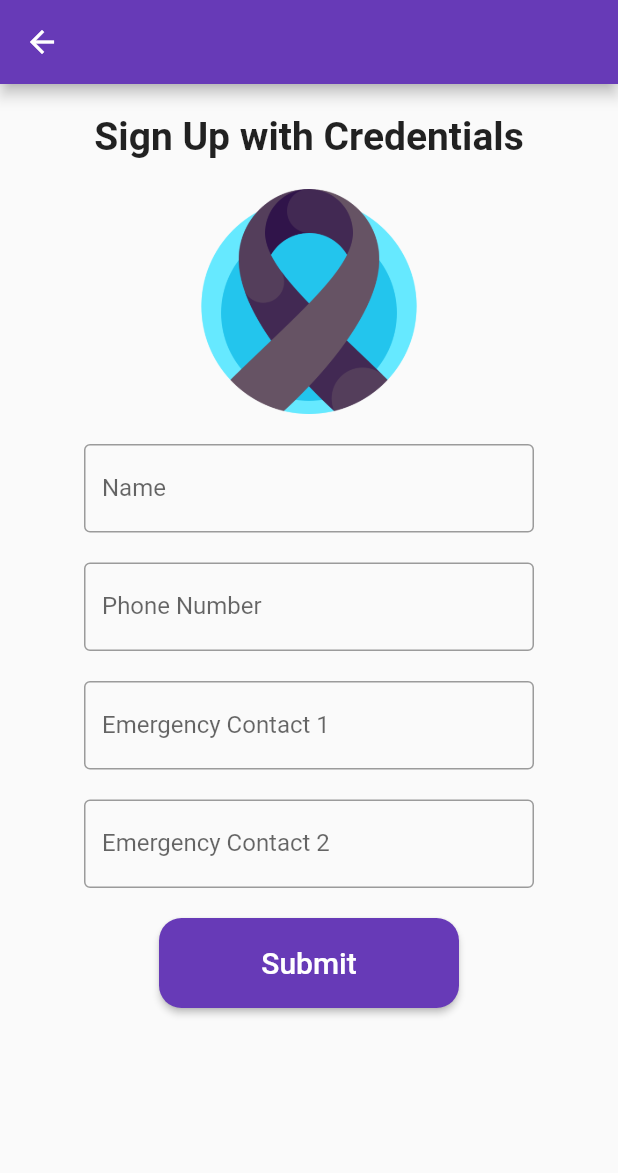
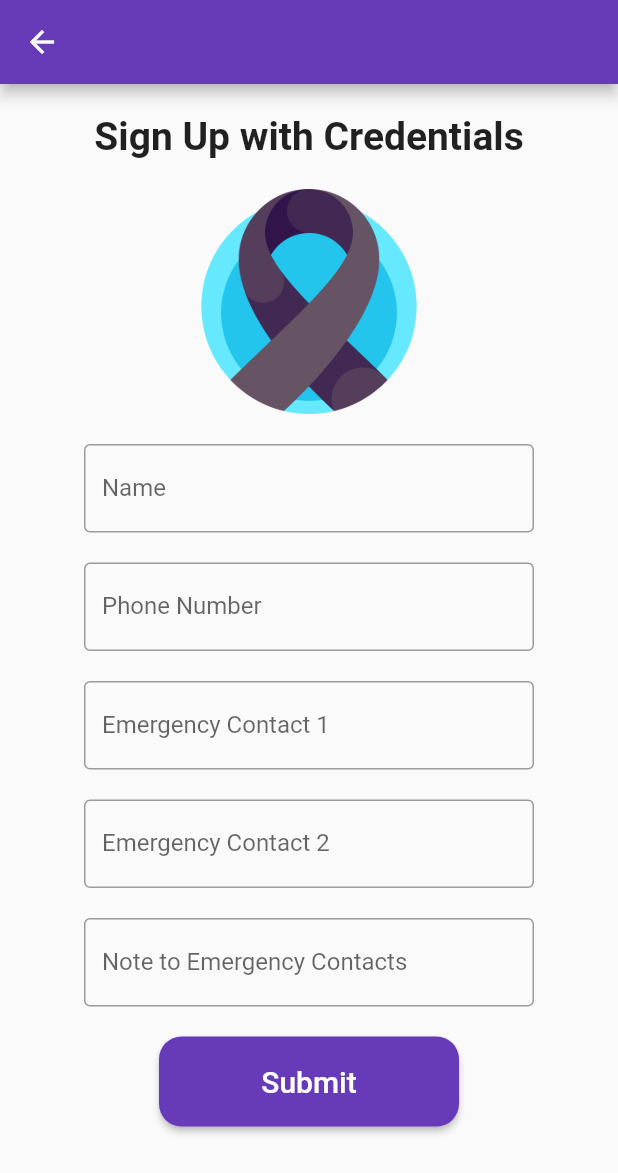
Before and after one commit to Shiro-Koi/HopeLine, a Flutter app: the FullSetup screen opened directly, on a phone screen of 412 x 824 dp. Shown: the top 1173 px of the screen. Run offline on Flutter 3.47's test engine with Material 2 defaults, Android fonts, the light colour scheme and no system bars; our stand-ins replace firebase_core, firebase_database, flutter_map, geolocator, latlong2; accounts and stored records are empty.

Commit message:
added note option at full setup screen

```diff
--- a/lib/full_setup.dart
+++ b/lib/full_setup.dart
@@ -23,6 +23,7 @@
   String phoneNumber = '';
   String emergencyContact1 = '';
   String emergencyContact2 = '';
+  String noteToEmergencyContacts = '';
   final GlobalKey<State> _dialogKey = GlobalKey<State>();
   bool isLoading = false;
 
@@ -54,6 +55,13 @@
     });
   }
 
+  // function to update the note to be sent to the emergency contacts
+  void updateNoteToEmergencyContacts(String newNoteToEmergencyContacts) {
+    setState(() {
+      noteToEmergencyContacts = newNoteToEmergencyContacts;
+    });
+  }
+
   // function to navigate to the initial screen
   void navigateToInitialScreen() {
     Navigator.push(
@@ -72,6 +80,7 @@
       'phoneNumber': phoneNumber,
       'emergencyContact1': emergencyContact1,
       'emergencyContact2': emergencyContact2,
+      'noteToEmergencyContacts': noteToEmergencyContacts,
     };
 
     try {
@@ -192,6 +201,8 @@
                 SizedBox(
                   width: 300,
                   child: TextField(
+                    //only accept numbers
+                    keyboardType: TextInputType.number,
                     decoration: const InputDecoration(
                       border: OutlineInputBorder(),
                       labelText: 'Phone Number',
@@ -206,6 +217,8 @@
                 SizedBox(
                   width: 300,
                   child: TextField(
+                    //only accept numbers
+                    keyboardType: TextInputType.number,
                     decoration: const InputDecoration(
                       border: OutlineInputBorder(),
                       labelText: 'Emergency Contact 1',
@@ -220,12 +233,28 @@
                 SizedBox(
                   width: 300,
                   child: TextField(
+                    //only accept numbers
+                    keyboardType: TextInputType.number,
                     decoration: const InputDecoration(
                       border: OutlineInputBorder(),
                       labelText: 'Emergency Contact 2',
                     ),
                     onChanged: (text) {
                       updateEmergencyContact2(text);
+                    },
+                  ),
+                ),
+                const SizedBox(height: 20),
+                // text field to enter the note to be sent to the emergency contacts
+                SizedBox(
+                  width: 300,
+                  child: TextField(
+                    decoration: const InputDecoration(
+                      border: OutlineInputBorder(),
+                      labelText: 'Note to Emergency Contacts',
+                    ),
+                    onChanged: (text) {
+                      updateNoteToEmergencyContacts(text);
                     },
                   ),
                 ),
```
